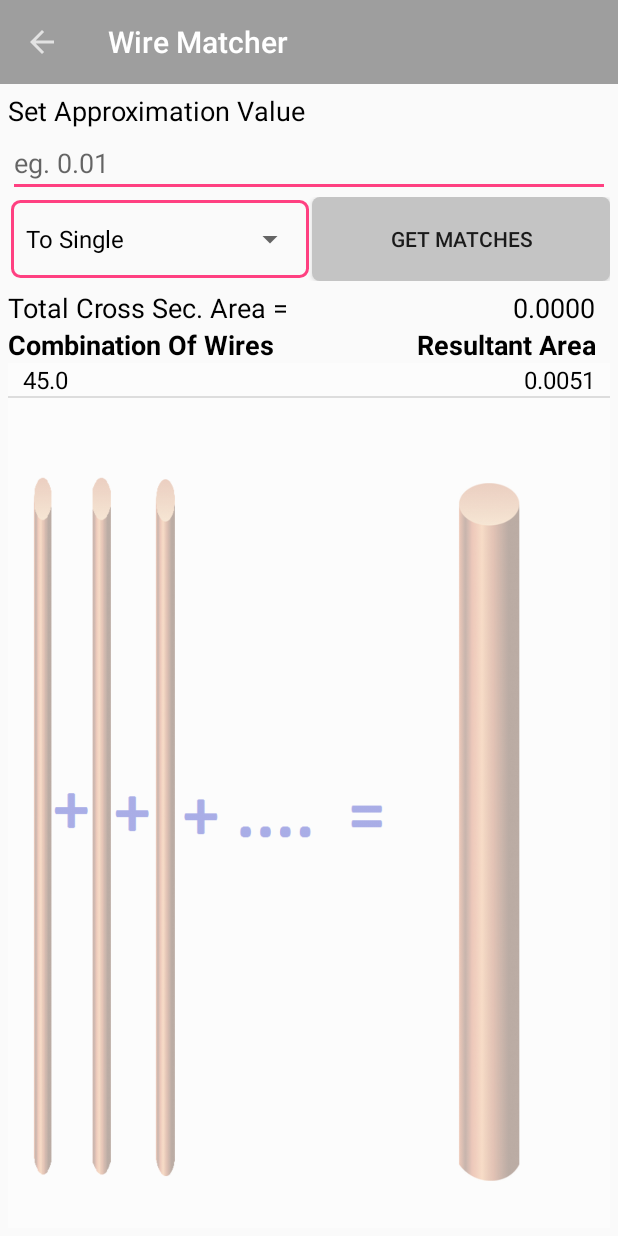
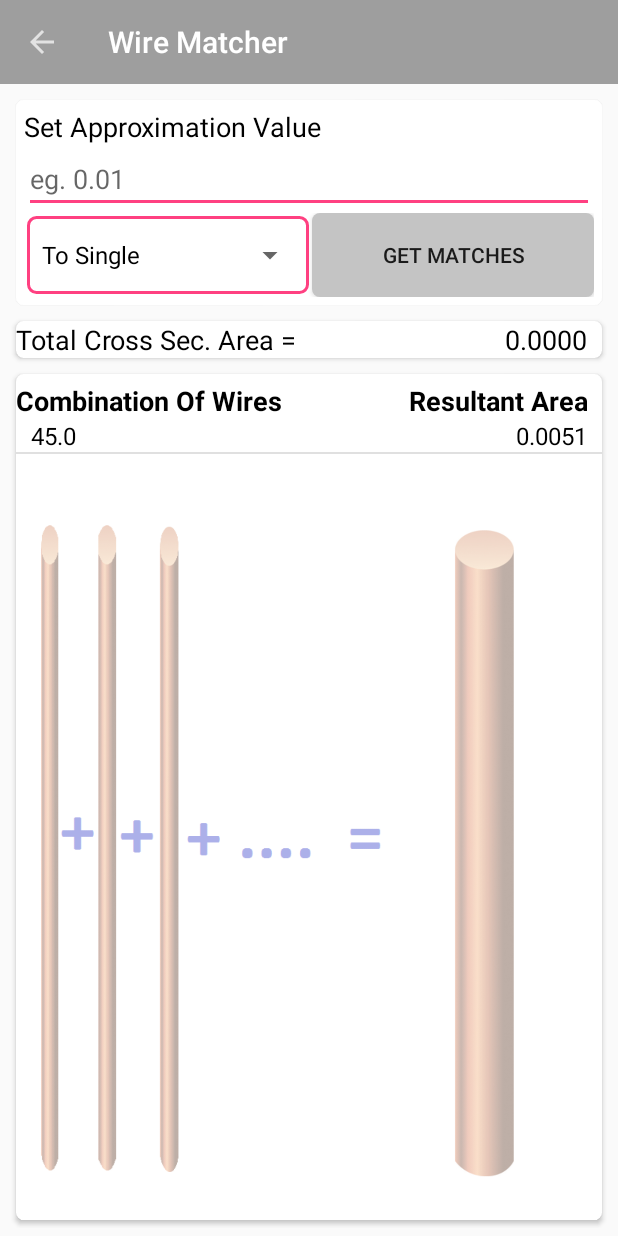
Before and after one commit to surya945/GaugeCheckerNew, an Android app: the WireMatcher screen opened directly, with no data from a screen before it, on a phone screen of 412 x 824 dp. Run offline under Robolectric (Android 15) with nearby library versions, the phone set to English and light mode, and no system bars; 1 statement that could not run was skipped.

Commit message:
Activity methods working

```diff
--- a/app/src/main/res/layout/wire_matcher.xml
+++ b/app/src/main/res/layout/wire_matcher.xml
@@ -4,19 +4,31 @@
     android:layout_height="match_parent"
     android:textAlignment="center"
     android:orientation="vertical"
+    xmlns:card_view="http://schemas.android.com/apk/res-auto"
+
 
     >
 
     <include layout="@layout/my_toolbar" />
+
     <LinearLayout
         android:layout_width="match_parent"
         android:layout_height="match_parent"
         android:padding="5dp"
         android:orientation="vertical">
+        <android.support.v7.widget.CardView
+            android:layout_width="match_parent"
+            android:layout_height="wrap_content"
+            android:layout_gravity="center"
+            android:layout_margin="@dimen/card_margin"
+            android:elevation="3dp"
+            card_view:cardCornerRadius="@dimen/card_album_radius"
+            >
             <LinearLayout
                 android:layout_width="match_parent"
                 android:layout_height="wrap_content"
-            android:orientation="vertical">
+                android:orientation="vertical"
+                android:padding="5dp">
 
                 <TextView
                     android:id="@+id/textView6"
@@ -62,20 +74,22 @@
 
 
             </LinearLayout>
+
+        </android.support.v7.widget.CardView>
+        <android.support.v7.widget.CardView
+            android:layout_width="match_parent"
+            android:layout_height="wrap_content"
+            android:layout_gravity="center"
+            android:layout_margin="@dimen/card_margin"
+            android:elevation="3dp"
+            card_view:cardCornerRadius="@dimen/card_album_radius">
+
             <LinearLayout
                 android:layout_width="match_parent"
                 android:layout_height="wrap_content"
-            android:orientation="vertical"
-            android:layout_marginTop="5dp">
-
-            <LinearLayout
-                android:layout_width="match_parent"
-                android:layout_height="0dp"
-                android:layout_weight="1"
                 android:orientation="horizontal">
 
                 <TextView
-                    android:id="@+id/textView10"
                     android:layout_width="0dp"
                     android:layout_height="match_parent"
                     android:layout_weight="1"
@@ -88,12 +102,57 @@
                     android:layout_height="wrap_content"
                     android:textAppearance="?android:attr/textAppearanceMedium"
                     android:text="Medium Text"
+                    android:textColor="@color/black"
                     android:id="@+id/textViewTotalCrossArea"
-                    android:textColor="@color/black"
                     android:gravity="right"
                     android:layout_marginRight="10dp"/>
 
             </LinearLayout>
+        </android.support.v7.widget.CardView>
+        <android.support.v7.widget.CardView
+            android:layout_width="match_parent"
+            android:layout_height="match_parent"
+            android:layout_gravity="center"
+            android:layout_margin="@dimen/card_margin"
+            android:elevation="3dp"
+            card_view:cardCornerRadius="@dimen/card_album_radius">
+
+            <LinearLayout
+                android:layout_width="match_parent"
+                android:layout_height="match_parent"
+                android:orientation="vertical">
+                <LinearLayout
+                    android:layout_width="match_parent"
+                    android:layout_height="wrap_content"
+                    android:orientation="vertical"
+                    android:layout_marginTop="5dp">
+
+                    <!--<LinearLayout-->
+                    <!--android:layout_width="match_parent"-->
+                    <!--android:layout_height="0dp"-->
+                    <!--android:layout_weight="1"-->
+                    <!--android:orientation="horizontal">-->
+
+                    <!--<TextView-->
+                    <!--android:id="@+id/textView10"-->
+                    <!--android:layout_width="0dp"-->
+                    <!--android:layout_height="match_parent"-->
+                    <!--android:layout_weight="1"-->
+                    <!--android:text="@string/totalArea"-->
+                    <!--android:textAppearance="?android:attr/textAppearanceMedium"-->
+                    <!--android:textColor="@color/black"/>-->
+                    <!--<TextView-->
+                    <!--android:layout_width="0dp"-->
+                    <!--android:layout_weight="1"-->
+                    <!--android:layout_height="wrap_content"-->
+                    <!--android:textAppearance="?android:attr/textAppearanceMedium"-->
+                    <!--android:text="Medium Text"-->
+                    <!--android:id="@+id/textViewTotalCrossArea"-->
+                    <!--android:textColor="@color/black"-->
+                    <!--android:gravity="right"-->
+                    <!--android:layout_marginRight="10dp"/>-->
+
+                    <!--</LinearLayout>-->
 
                     <LinearLayout
                         android:layout_width="match_parent"
@@ -130,6 +189,10 @@
                     android:layout_alignParentBottom="true"
                     android:background="@drawable/multi_wire_aflfa1"/>
             </LinearLayout>
+        </android.support.v7.widget.CardView>
+
+
+    </LinearLayout>
 
 
 
```
Also changed, not shown: 175 other files. Lines whose indentation alone changed are shown as unchanged.
